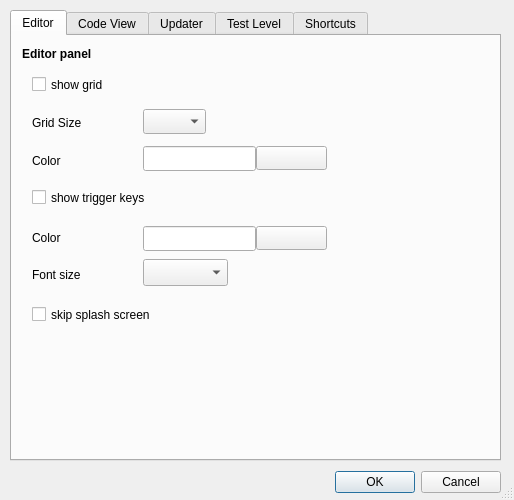
This is src/lgck-builder/DlgAppSettings.ui in cfrankb/lgck-src as Qt 5 draws it before an edit. The edited form follows.
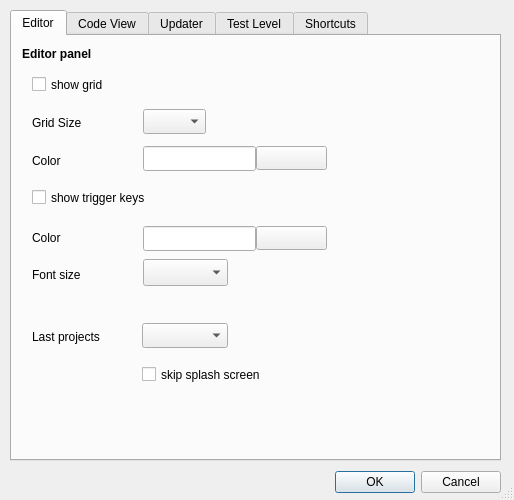
This is the edited form. Custom widgets are drawn as their Qt base class.

Commit message: added ui for lastProjects; tied font options for CWEdit

Patch:
```diff
--- a/src/lgck-builder/DlgAppSettings.ui
+++ b/src/lgck-builder/DlgAppSettings.ui
@@ -250,8 +250,8 @@
     <widget class="QCheckBox" name="cSkipSplashScreen">
      <property name="geometry">
       <rect>
-       <x>20</x>
-       <y>270</y>
+       <x>130</x>
+       <y>330</y>
        <width>151</width>
        <height>17</height>
       </rect>
@@ -260,6 +260,29 @@
       <string>skip splash screen</string>
      </property>
     </widget>
+    <widget class="QLabel" name="label_19">
+     <property name="geometry">
+      <rect>
+       <x>20</x>
+       <y>290</y>
+       <width>101</width>
+       <height>21</height>
+      </rect>
+     </property>
+     <property name="text">
+      <string>Last projects</string>
+     </property>
+    </widget>
+    <widget class="QComboBox" name="cbProjects">
+     <property name="geometry">
+      <rect>
+       <x>130</x>
+       <y>287</y>
+       <width>86</width>
+       <height>25</height>
+      </rect>
+     </property>
+    </widget>
    </widget>
    <widget class="QWidget" name="tab">
     <attribute name="title">
```
The commit also changes 16 other files.
